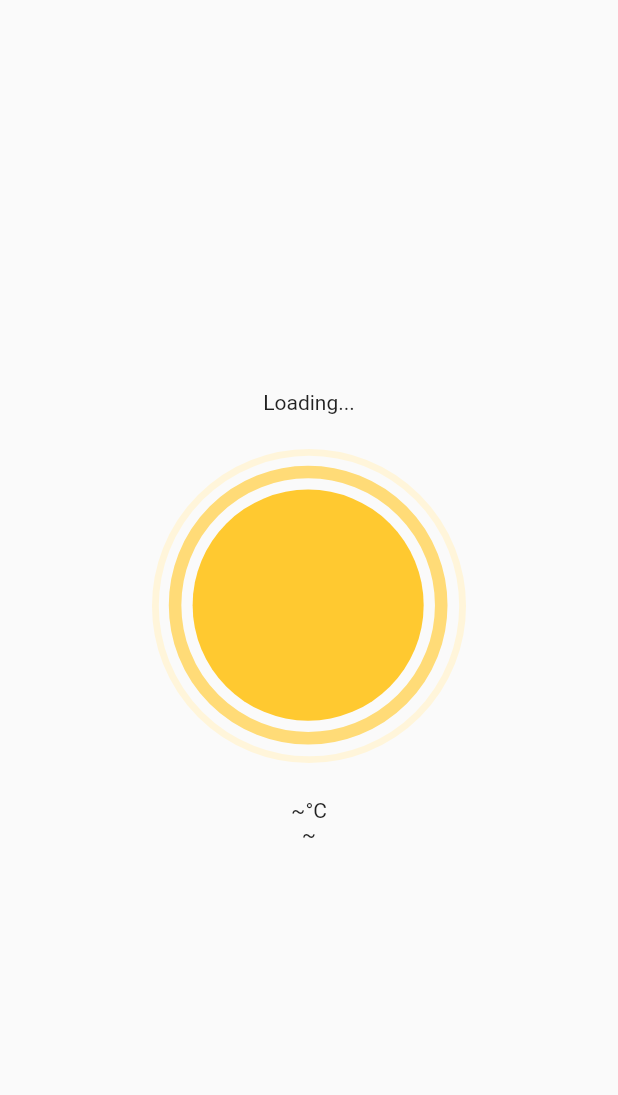
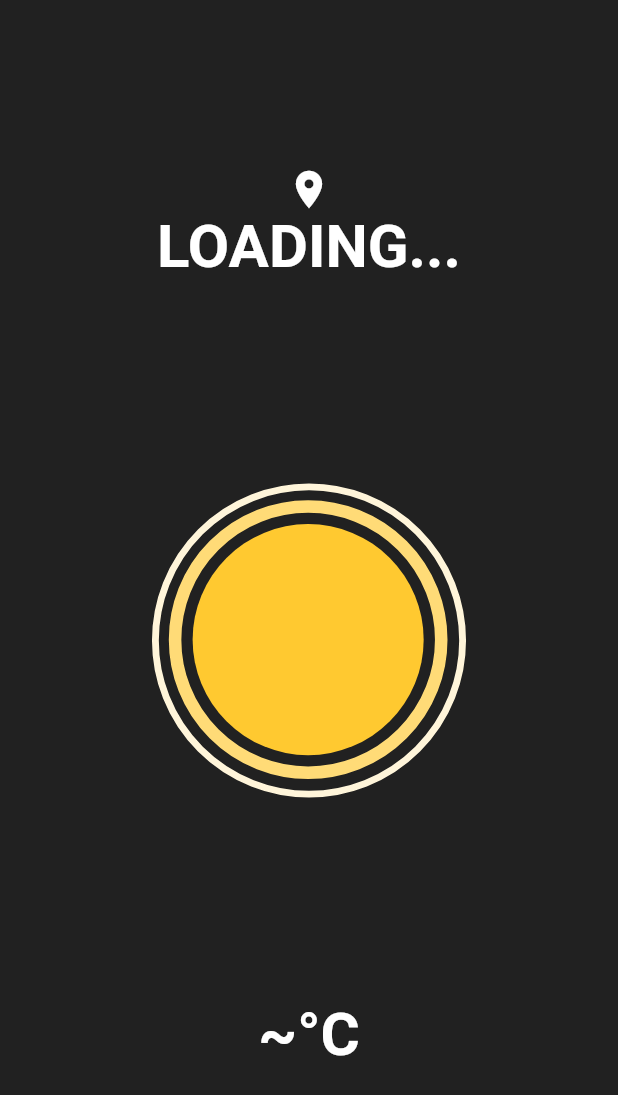
Before and after one commit to Mahyar-86/Flutter-Weather, a Flutter app: the screen it shows after launch, on a phone screen of 412 x 824 dp. Shown: the top 1095 px of the screen. Run offline on Flutter 3.47's test engine with Material 2 defaults, Android fonts, the phone set to English and light mode, and no system bars; our stand-ins replace geocoding, geolocator, lottie.

Commit message:
feat: Make UI Better

```diff
--- a/lib/pages/weather_page.dart
+++ b/lib/pages/weather_page.dart
@@ -30,10 +30,10 @@ class _WeatherPageState extends State<WeatherPage> {
     }
   }
 
-  String getWeatherAnimation(String? mainCondition){
-    if(mainCondition == null) return "assets/Sunny.json";
+  String getWeatherAnimation(String? mainCondition) {
+    if (mainCondition == null) return "assets/Sunny.json";
 
-    switch (mainCondition.toLowerCase()){
+    switch (mainCondition.toLowerCase()) {
       case "clouds":
       case "mist":
       case "smoke":
@@ -65,21 +65,43 @@ class _WeatherPageState extends State<WeatherPage> {
   @override
   Widget build(BuildContext context) {
     return Scaffold(
+      backgroundColor: Colors.grey[900],
       body: Center(
         child: Column(
-          mainAxisAlignment: MainAxisAlignment.center,
+          mainAxisAlignment: MainAxisAlignment.spaceEvenly,
           children: [
             //show city name
-            Text(_weather?.cityName ?? "Loading..."),
+            Column(
+              children: [
+                const Icon(
+                  Icons.location_on,
+                  color: Colors.white,
+                  size: 30.0,
+                ),
+                Text(
+                  _weather?.cityName.toUpperCase() ??
+                      "Loading...".toUpperCase(),
+                  style: const TextStyle(
+                    color: Colors.white,
+                    fontWeight: FontWeight.bold,
+                    fontSize: 40.0,
+                  ),
+                ),
+              ],
+            ),
 
             //Show Weather Animation
             Lottie.asset(getWeatherAnimation(_weather?.mainCondition)),
 
             //show temperature
-            Text("${_weather?.temperature.round() ?? "~"}°C"),
-
-            //show condition
-            Text(_weather?.mainCondition ?? "~"),
+            Text(
+              "${_weather?.temperature.round() ?? "~"}°C",
+              style: const TextStyle(
+                color: Colors.white,
+                fontWeight: FontWeight.bold,
+                fontSize: 40.0,
+              ),
+            ),
           ],
         ),
       ),
```
